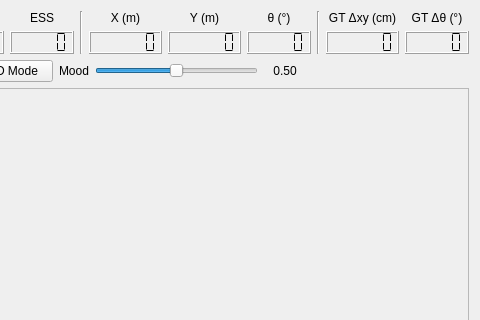
Before: the Qt Designer form ainf_slamo/src/mainUI.ui in pbustos/beta-robotica-class, drawn with Qt 5; both pictures show x 818 to 1298 and y 0 to 320 of the 1298 by 600 pixel window.
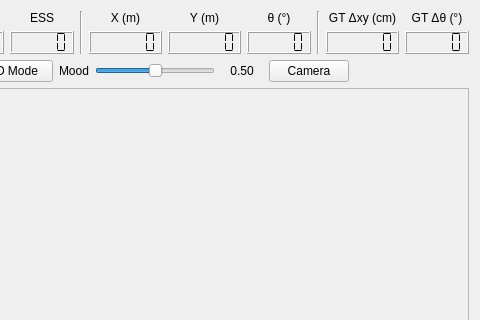
After: the same form once the commit is applied.

Diff of the .ui file:
```diff
--- a/ainf_slamo/src/mainUI.ui
+++ b/ainf_slamo/src/mainUI.ui
@@ -419,6 +419,13 @@
              <property name="alignment"><set>Qt::AlignCenter</set></property>
             </widget>
            </item>
+       <item>
+        <widget class="QPushButton" name="pushButton_camera">
+         <property name="text"><string>Camera</string></property>
+         <property name="checkable"><bool>true</bool></property>
+         <property name="toolTip"><string>Open live camera view</string></property>
+        </widget>
+       </item>
        <item>
         <spacer name="horizontalSpacer_buttons">
          <property name="orientation"><enum>Qt::Horizontal</enum></property>
```
